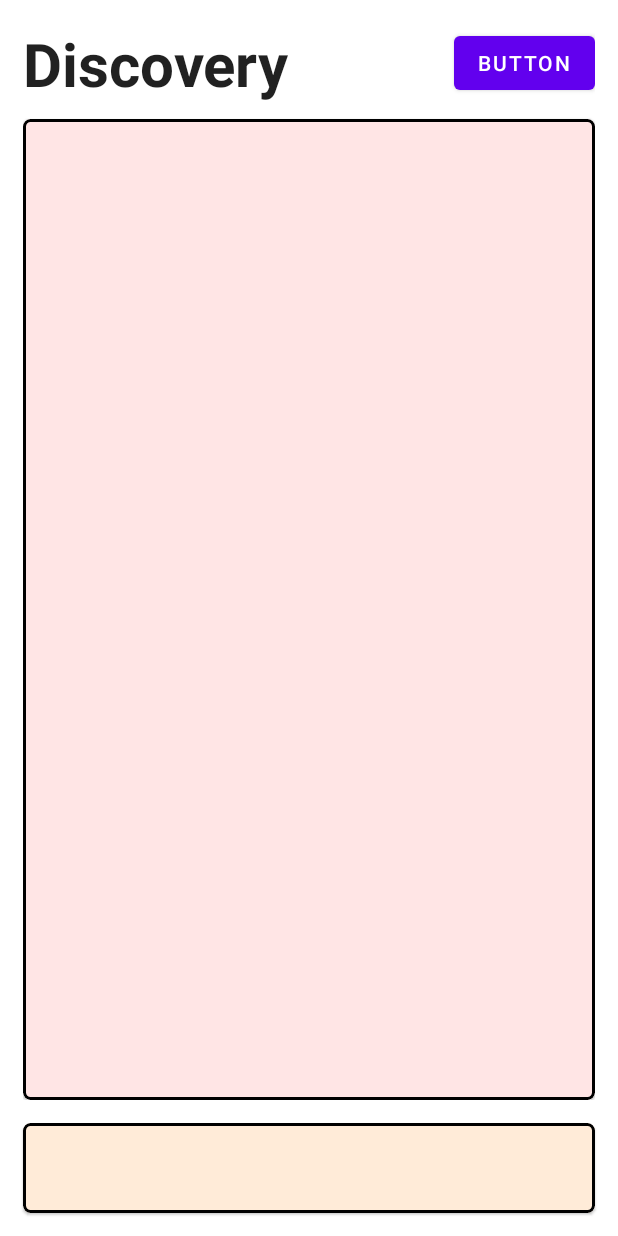
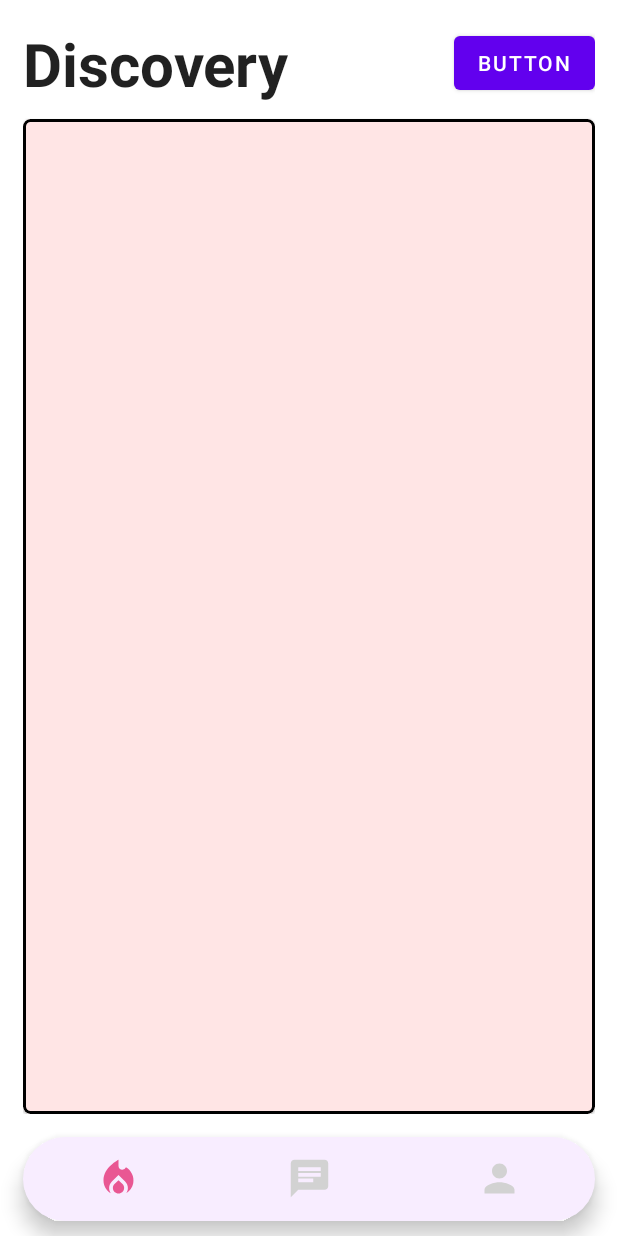
Before and after one commit to OnlyUsePascal/TeenDuh, an Android app: the MainLayout screen opened directly, with no data from a screen before it, on a phone screen of 412 x 824 dp. Run offline under Robolectric (Android 15) with nearby library versions, the phone set to English and light mode, and no system bars.

Commit message:
ui - navbar

```diff
--- a/app/src/main/AndroidManifest.xml
+++ b/app/src/main/AndroidManifest.xml
@@ -23,7 +23,6 @@
           android:exported="true">
             <intent-filter>
                 <action android:name="android.intent.action.MAIN" />
-
                 <category android:name="android.intent.category.LAUNCHER" />
             </intent-filter>
         </activity>
--- /dev/null
+++ b/app/src/main/java/com/example/teenduh/view/fragment/ChitChat.java
@@ -0,0 +1,35 @@
+package com.example.teenduh.view.fragment;
+
+import android.content.Context;
+import android.os.Bundle;
+
+import androidx.annotation.NonNull;
+import androidx.annotation.Nullable;
+import androidx.fragment.app.Fragment;
+
+import android.view.LayoutInflater;
+import android.view.View;
+import android.view.ViewGroup;
+
+import com.example.teenduh.R;
+import com.example.teenduh.util.Util;
+
+public class ChitChat extends Fragment {
+  Context context;
+
+  public ChitChat() {
+    // Required empty public constructor
+    context = Util.getContext();
+  }
+
+  @Override
+  public View onCreateView(LayoutInflater inflater, ViewGroup container,
+                           Bundle savedInstanceState) {
+    return inflater.inflate(R.layout.fragment_chit_chat, container, false);
+  }
+
+  @Override
+  public void onViewCreated(@NonNull View view, @Nullable Bundle savedInstanceState) {
+    super.onViewCreated(view, savedInstanceState);
+  }
+}
--- /dev/null
+++ b/app/src/main/res/color/navbar_icon.xml
@@ -0,0 +1,6 @@
+<?xml version="1.0" encoding="utf-8"?>
+<selector xmlns:android="http://schemas.android.com/apk/res/android">
+  <item android:state_pressed="true" android:color="#E95793" />
+  <item android:state_checked="true" android:color="#E95793" />
+  <item android:color="@color/light_white"/>
+</selector>
--- /dev/null
+++ b/app/src/main/res/drawable/baseline_chat_24.xml
@@ -0,0 +1,5 @@
+<vector android:autoMirrored="true" android:height="24dp"
+    android:tint="#000000" android:viewportHeight="24"
+    android:viewportWidth="24" android:width="24dp" xmlns:android="http://schemas.android.com/apk/res/android">
+    <path android:fillColor="@android:color/white" android:pathData="M20,2L4,2c-1.1,0 -1.99,0.9 -1.99,2L2,22l4,-4h14c1.1,0 2,-0.9 2,-2L22,4c0,-1.1 -0.9,-2 -2,-2zM6,9h12v2L6,11L6,9zM14,14L6,14v-2h8v2zM18,8L6,8L6,6h12v2z"/>
+</vector>
--- /dev/null
+++ b/app/src/main/res/drawable/baseline_local_fire_department_24.xml
@@ -0,0 +1,6 @@
+<vector android:height="24dp" android:tint="#000000"
+    android:viewportHeight="24" android:viewportWidth="24"
+    android:width="24dp" xmlns:android="http://schemas.android.com/apk/res/android">
+    <path android:fillColor="@android:color/white" android:pathData="M12,12.9l-2.13,2.09C9.31,15.55 9,16.28 9,17.06C9,18.68 10.35,20 12,20s3,-1.32 3,-2.94c0,-0.78 -0.31,-1.52 -0.87,-2.07L12,12.9z"/>
+    <path android:fillColor="@android:color/white" android:pathData="M16,6l-0.44,0.55C14.38,8.02 12,7.19 12,5.3V2c0,0 -8,4 -8,11c0,2.92 1.56,5.47 3.89,6.86C7.33,19.07 7,18.1 7,17.06c0,-1.32 0.52,-2.56 1.47,-3.5L12,10.1l3.53,3.47c0.95,0.93 1.47,2.17 1.47,3.5c0,1.02 -0.31,1.96 -0.85,2.75c1.89,-1.15 3.29,-3.06 3.71,-5.3C20.52,10.97 18.79,7.62 16,6z"/>
+</vector>
--- /dev/null
+++ b/app/src/main/res/drawable/baseline_person_24.xml
@@ -0,0 +1,5 @@
+<vector android:height="24dp" android:tint="#000000"
+    android:viewportHeight="24" android:viewportWidth="24"
+    android:width="24dp" xmlns:android="http://schemas.android.com/apk/res/android">
+    <path android:fillColor="@android:color/white" android:pathData="M12,12c2.21,0 4,-1.79 4,-4s-1.79,-4 -4,-4 -4,1.79 -4,4 1.79,4 4,4zM12,14c-2.67,0 -8,1.34 -8,4v2h16v-2c0,-2.66 -5.33,-4 -8,-4z"/>
+</vector>
--- /dev/null
+++ b/app/src/main/res/drawable/bg_navbar.xml
@@ -0,0 +1,8 @@
+<?xml version="1.0" encoding="utf-8"?>
+<shape
+  xmlns:android="http://schemas.android.com/apk/res/android"
+  android:shape="rectangle"
+  >
+  <solid android:color="#F8EDFF" />
+  <corners android:radius="100dp" />
+</shape>
--- a/app/src/main/res/layout/activity_main_layout.xml
+++ b/app/src/main/res/layout/activity_main_layout.xml
@@ -21,17 +21,18 @@
       android:layout_alignParentTop="true"
       />
 
-    <com.google.android.material.card.MaterialCardView
+    <com.google.android.material.bottomnavigation.BottomNavigationView
+      android:layout_width="match_parent"
+      android:layout_height="wrap_content"
+      android:id="@+id/navbar"
+      app:menu="@menu/navbar_menu"
+      android:layout_alignParentBottom="true"
       android:layout_marginHorizontal="15dp"
-      android:layout_marginBottom="15dp"
-      android:id="@+id/navbar"
-      android:layout_width="match_parent"
-      android:layout_height="60dp"
-      app:cardBackgroundColor="#FFEBD8"
-      android:layout_alignParentBottom="true"
-      app:strokeWidth="2dp"
-      app:strokeColor="@color/black"
-      app:cardCornerRadius="5dp"
+      app:itemIconSize="30dp"
+      android:layout_marginBottom="10dp"
+      app:labelVisibilityMode="unlabeled"
+      app:itemIconTint="@color/navbar_icon"
+      android:background="@drawable/bg_navbar"
       />
   </RelativeLayout>
 </androidx.constraintlayout.widget.ConstraintLayout>
--- /dev/null
+++ b/app/src/main/res/layout/fragment_chit_chat.xml
@@ -0,0 +1,14 @@
+<?xml version="1.0" encoding="utf-8"?>
+<FrameLayout xmlns:android="http://schemas.android.com/apk/res/android"
+  xmlns:tools="http://schemas.android.com/tools"
+  android:layout_width="match_parent"
+  android:layout_height="match_parent"
+  tools:context=".view.fragment.ChitChat">
+
+  <!-- TODO: Update blank fragment layout -->
+  <TextView
+    android:layout_width="match_parent"
+    android:layout_height="match_parent"
+    android:text="@string/hello_blank_fragment" />
+
+</FrameLayout>
--- /dev/null
+++ b/app/src/main/res/menu/navbar_menu.xml
@@ -0,0 +1,14 @@
+<?xml version="1.0" encoding="utf-8"?>
+<menu xmlns:android="http://schemas.android.com/apk/res/android">
+  <item android:title="Discover"
+    android:icon="@drawable/baseline_local_fire_department_24"
+    android:id="@+id/menu_discover" />
+
+  <item android:title="Chat"
+    android:icon="@drawable/baseline_chat_24"
+    android:id="@+id/menu_chat" />
+
+  <item android:title="Profile"
+    android:icon="@drawable/baseline_person_24"
+    android:id="@+id/menu_profile" />
+</menu>
--- a/app/src/main/res/values/colors.xml
+++ b/app/src/main/res/values/colors.xml
@@ -7,4 +7,5 @@
   <color name="teal_700">#FF018786</color>
   <color name="black">#FF000000</color>
   <color name="white">#FFFFFFFF</color>
+  <color name="light_white">#D2D2D2</color>
 </resources>
--- a/app/src/main/res/values/strings.xml
+++ b/app/src/main/res/values/strings.xml
@@ -1,3 +1,5 @@
 <resources>
   <string name="app_name">TeenDuh</string>
+  <!-- TODO: Remove or change this placeholder text -->
+  <string name="hello_blank_fragment">Hello blank fragment</string>
 </resources>
```
